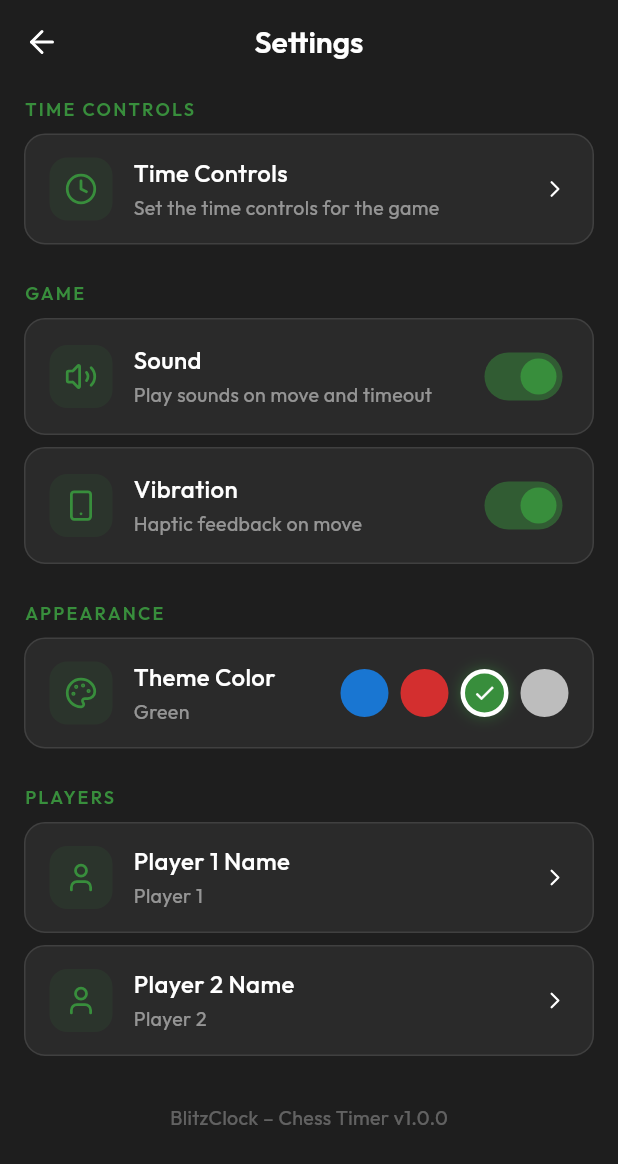
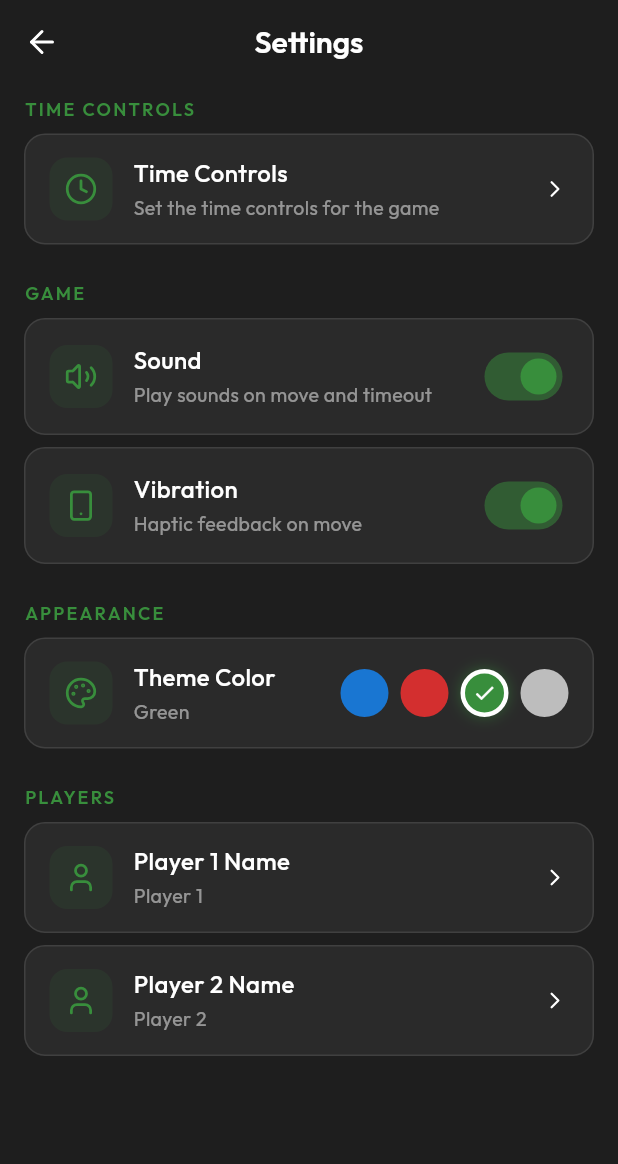
Before and after one commit to Aafaqkhan/Chess_Timer, a Flutter app: the SettingsScreen screen opened directly, on a phone screen of 412 x 824 dp. Shown: the top 1164 px of the screen. Run offline on Flutter 3.47's test engine with Material 3 defaults, Android fonts, the phone set to English and light mode, and no system bars; our stand-ins replace audioplayers, get, google_fonts, lucide_icons_flutter, shared_preferences, vibration; accounts and stored records are empty.

Commit message:
app completed for first release

```diff
--- a/lib/main.dart
+++ b/lib/main.dart
@@ -29,7 +29,7 @@ class ChessTimerApp extends StatelessWidget {
 
     return Obx(
       () => GetMaterialApp(
-        title: 'BlitzClock – Chess Timer',
+        title: 'Blitz Clock',
         debugShowCheckedModeBanner: false,
         theme: themeCtrl.currentTheme,
         home: const HomeScreen(),
--- a/lib/screens/home_screen.dart
+++ b/lib/screens/home_screen.dart
@@ -1,7 +1,7 @@
 import 'package:flutter/material.dart';
 import 'package:flutter/services.dart';
 import 'package:get/get.dart';
-import 'package:lucide_icons/lucide_icons.dart';
+import 'package:lucide_icons_flutter/lucide_icons.dart';
 import '../controllers/timer_controller.dart';
 import '../components/player_panel.dart';
 import '../components/control_button.dart';
--- a/lib/screens/settings_screen.dart
+++ b/lib/screens/settings_screen.dart
@@ -3,7 +3,7 @@ import 'package:flutter/material.dart';
 import 'package:flutter/services.dart';
 import 'package:get/get.dart';
 import 'package:google_fonts/google_fonts.dart';
-import 'package:lucide_icons/lucide_icons.dart';
+import 'package:lucide_icons_flutter/lucide_icons.dart';
 import '../components/settings_tile.dart';
 import '../utils/theme.dart';
 import '../controllers/theme_controller.dart';
@@ -194,18 +194,6 @@ class SettingsScreen extends StatelessWidget {
           ),
 
           const SizedBox(height: 32),
-
-          // App info
-          Center(
-            child: Text(
-              'BlitzClock – Chess Timer v1.0.0',
-              style: GoogleFonts.outfit(
-                fontSize: 13,
-                color: theme.colorScheme.onSurface.withOpacity(0.3),
-              ),
-            ),
-          ),
-          const SizedBox(height: 16),
         ],
       ),
     );
--- a/lib/screens/time_selection_screen.dart
+++ b/lib/screens/time_selection_screen.dart
@@ -1,7 +1,7 @@
 import 'package:flutter/material.dart';
 import 'package:get/get.dart';
 import 'package:google_fonts/google_fonts.dart';
-import 'package:lucide_icons/lucide_icons.dart';
+import 'package:lucide_icons_flutter/lucide_icons.dart';
 import '../controllers/timer_controller.dart';
 import '../models/time_control.dart';
 import '../utils/constants.dart';
```
Also changed, not shown: pubspec.yaml (+4 -4 lines), assets/images/logo.png (added), assets/images/logo_new.png (deleted), pubspec.lock, 53 other files.
